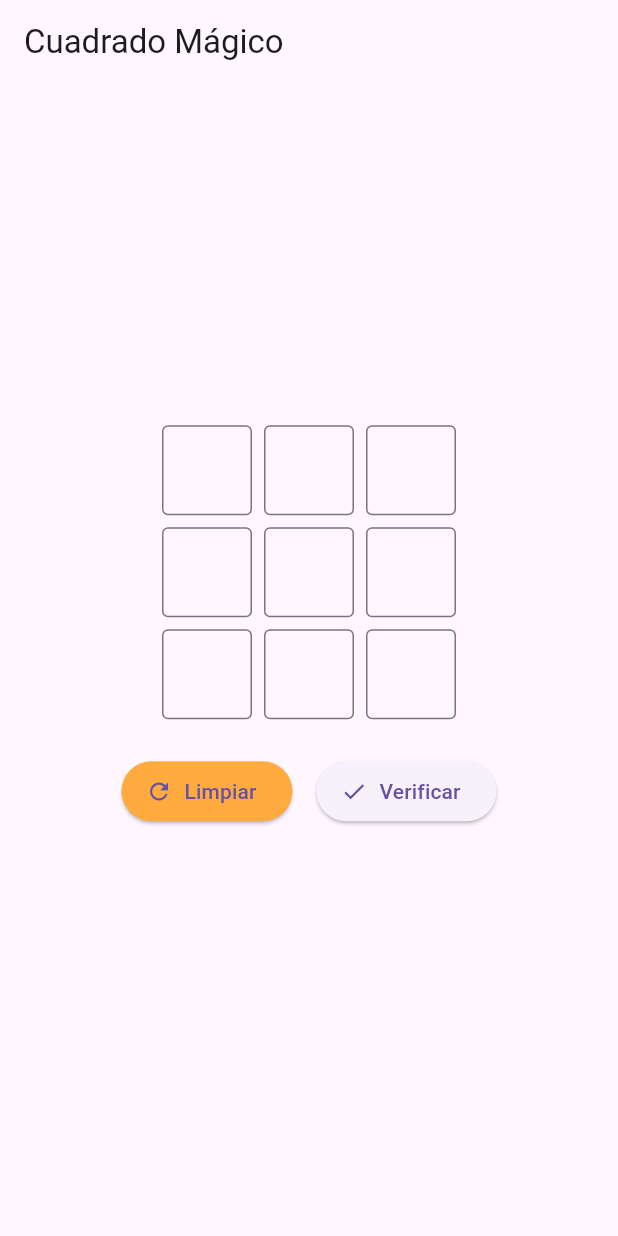
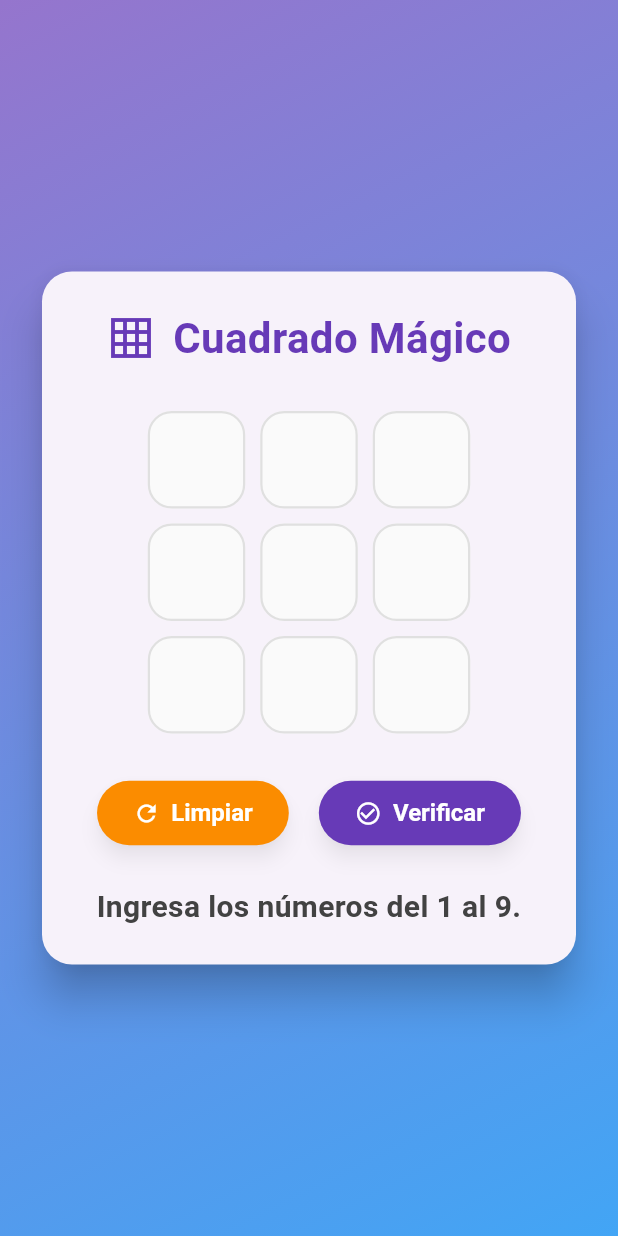
Before and after one commit to luisJavieralvare/aplicaci-n-flutter, a Flutter app: the screen it shows after launch, on a phone screen of 412 x 824 dp. Run offline on Flutter 3.47's test engine with Material 3 defaults, Android fonts, the phone set to English and light mode, and no system bars; our stand-ins replace google_fonts; Roboto replaces fonts that are missing (Questrial).

Commit message:
UI  mejoras

```diff
--- a/flutter_application_3/lib/main.dart
+++ b/flutter_application_3/lib/main.dart
@@ -1,175 +1,335 @@
 import 'package:flutter/material.dart';
+import 'package:flutter/services.dart';
+import 'package:google_fonts/google_fonts.dart'; // Importación para fuentes personalizadas
 
 void main() {
   runApp(MyApp());
 }
 
 class MyApp extends StatelessWidget {
+  const MyApp({super.key});
+
   @override
   Widget build(BuildContext context) {
-    return MaterialApp(title: 'Cuadrado Mágico', home: MagicSquarePage());
+    return MaterialApp(
+      title: 'Cuadrado Mágico',
+      theme: ThemeData(
+        primarySwatch: Colors.deepPurple,
+        visualDensity: VisualDensity.adaptivePlatformDensity,
+      ),
+      home: MagicSquarePage(),
+    );
   }
 }
 
 class MagicSquarePage extends StatefulWidget {
+  const MagicSquarePage({super.key});
+
   @override
   _MagicSquarePageState createState() => _MagicSquarePageState();
 }
 
-class _MagicSquarePageState extends State<MagicSquarePage> {
-  List<List<TextEditingController>> controllers = List.generate(
+// MEJORA: Se añade 'SingleTickerProviderStateMixin' para manejar animaciones.
+class _MagicSquarePageState extends State<MagicSquarePage>
+    with SingleTickerProviderStateMixin {
+  final List<List<TextEditingController>> controllers = List.generate(
     3,
     (_) => List.generate(3, (_) => TextEditingController()),
   );
-  String result = '';
+  String result = 'Ingresa los números del 1 al 9.';
 
-  // --- NUEVA FUNCIÓN PARA LIMPIAR EL TABLERO ---
+  // MEJORA: Controladores de animación para la aparición de la cuadrícula.
+  late AnimationController _animationController;
+  late List<Animation<double>> _animations;
+
+  @override
+  void initState() {
+    super.initState();
+    _animationController = AnimationController(
+      vsync: this,
+      duration: Duration(milliseconds: 800),
+    );
+
+    _animations = List.generate(9, (index) {
+      return Tween<double>(begin: 0.0, end: 1.0).animate(
+        CurvedAnimation(
+          parent: _animationController,
+          curve: Interval(0.1 * index, 1.0, curve: Curves.easeOut),
+        ),
+      );
+    });
+
+    _animationController.forward();
+  }
+
+  @override
+  void dispose() {
+    _animationController.dispose();
+    for (var row in controllers) {
+      for (var controller in row) {
+        controller.dispose();
+      }
+    }
+    super.dispose();
+  }
+
+
   void resetSquare() {
     setState(() {
       for (var row in controllers) {
         for (var controller in row) {
-          controller.clear(); // Limpia cada campo de texto
+          controller.clear();
         }
       }
-      result = ''; // Limpia el mensaje de resultado
+      result = 'Ingresa los números del 1 al 9.';
+      _animationController.reset(); // Reinicia la animación
+      _animationController.forward(); // La ejecuta de nuevo
     });
   }
-  // ---------------------------------------------
 
   bool validateMagicSquare(List<List<int>> square) {
+    const int magicSum = 15;
     int n = square.length;
-    // La suma mágica para un cuadrado de 3x3 con números del 1 al 9 siempre es 15.
-    // Usar un valor fijo es más robusto que calcularlo de la primera fila.
-    int magicSum = 15;
 
-    // Verificar filas
     for (var row in square) {
-      if (row.reduce((a, b) => a + b) != magicSum) {
-        return false;
+      if (row.reduce((a, b) => a + b) != magicSum) return false;
     }
-    }
-
-    // Verificar columnas
     for (int col = 0; col < n; col++) {
       int columnSum = 0;
       for (int row = 0; row < n; row++) {
         columnSum += square[row][col];
       }
-      if (columnSum != magicSum) {
-        return false;
+      if (columnSum != magicSum) return false;
     }
-    }
-
-    // Verificar diagonales
     int diagonalSum1 = 0;
     int diagonalSum2 = 0;
-
     for (int i = 0; i < n; i++) {
       diagonalSum1 += square[i][i];
       diagonalSum2 += square[i][n - 1 - i];
     }
-
     return diagonalSum1 == magicSum && diagonalSum2 == magicSum;
   }
 
   void checkMagicSquare() {
     List<List<int>> square = [];
-
     for (var row in controllers) {
       List<int> rowValues = [];
       for (var controller in row) {
-        rowValues.add(int.tryParse(controller.text) ?? 0);
+        if (controller.text.isEmpty) {
+          setState(() => result = 'Por favor, llena todas las casillas.');
+          return;
+        }
+        rowValues.add(int.parse(controller.text));
       }
       square.add(rowValues);
     }
-
-    Set<int> uniqueNumbers = square.expand((x) => x).toSet();
-
+    Set<int> uniqueNumbers = square.expand((row) => row).toSet();
     if (uniqueNumbers.length == 9 &&
         uniqueNumbers.every((num) => num >= 1 && num <= 9)) {
-      setState(() {
-        result = validateMagicSquare(square)
-            ? '¡Es un cuadrado mágico!'
-            : 'No es un cuadrado mágico.';
-      });
+      setState(() => result = validateMagicSquare(square)
+          ? '🎉 ¡Es un cuadrado mágico! 🎉'
+          : '❌ No es un cuadrado mágico. ❌');
     } else {
-      setState(() {
-        result = 'Debes usar los números del 1 al 9 sin repeticiones.';
-      });
+      setState(() => result = '⚠️ Debes usar los números del 1 al 9, una sola vez. ⚠️');
     }
+  }
+
+  Color _getResultColor() {
+    if (result.contains('🎉')) return Colors.green.shade800;
+    if (result.contains('❌') || result.contains('⚠️')) return Colors.red.shade800;
+    return Colors.grey.shade800;
   }
 
   @override
   Widget build(BuildContext context) {
     return Scaffold(
-      appBar: AppBar(title: Text('Cuadrado Mágico')),
-      body: Padding(
-        padding: const EdgeInsets.all(16.0),
+      body: Container(
+        // MEJORA: Fondo con gradiente para un look más moderno.
+        decoration: BoxDecoration(
+          gradient: LinearGradient(
+            colors: [Colors.deepPurple.shade300, Colors.blue.shade400],
+            begin: Alignment.topLeft,
+            end: Alignment.bottomRight,
+          ),
+        ),
+        child: Center(
+          child: SingleChildScrollView(
+            child: Padding(
+              padding: const EdgeInsets.symmetric(horizontal: 24.0),
+              // MEJORA: Se usa una Card para crear un efecto de relieve (neumorfismo).
+              child: Card(
+                elevation: 12,
+                shape: RoundedRectangleBorder(borderRadius: BorderRadius.circular(20)),
+                child: Padding(
+                  padding: const EdgeInsets.all(24.0),
                   child: Column(
-          mainAxisAlignment: MainAxisAlignment.center,
+                    mainAxisSize: MainAxisSize.min,
                     children: [
-            // El GridView se mantiene igual
-            for (int i = 0; i < 3; i++)
-              Padding(
-                padding: const EdgeInsets.symmetric(vertical: 4.0),
-                child: Row(
-                  mainAxisAlignment: MainAxisAlignment.center,
-                  children: [
-                    for (int j = 0; j < 3; j++)
-                      Padding(
-                        padding: const EdgeInsets.symmetric(horizontal: 4.0),
-                        child: SizedBox(
-                          width: 60,
-                          height: 60,
-                          child: TextField(
-                            controller: controllers[i][j],
-                            keyboardType: TextInputType.number,
-                            textAlign: TextAlign.center,
-                            style: TextStyle(
-                              fontSize: 22,
-                              fontWeight: FontWeight.bold,
-                            ),
-                            decoration: InputDecoration(
-                              border: OutlineInputBorder(),
+                      _buildHeader(),
+                      SizedBox(height: 24),
+                      _buildMagicSquareGrid(),
+                      SizedBox(height: 24),
+                      _buildActionButtons(),
+                      SizedBox(height: 24),
+                      _buildResultText(),
+                    ],
                   ),
                 ),
               ),
             ),
-                  ],
           ),
         ),
-            SizedBox(height: 20),
+      ),
+    );
+  }
 
-            // --- FILA DE BOTONES MODIFICADA ---
-            Row(
+  // MEJORA: Widget para el encabezado de la tarjeta.
+  Widget _buildHeader() {
+    return Row(
       mainAxisAlignment: MainAxisAlignment.center,
       children: [
-                // Botón para Limpiar
-                ElevatedButton.icon(
-                  icon: Icon(Icons.refresh),
-                  label: Text('Limpiar'),
-                  onPressed: resetSquare, // Llama a la nueva función
-                  style: ElevatedButton.styleFrom(
-                    backgroundColor: Colors.orangeAccent,
+        Icon(Icons.grid_on_sharp, color: Colors.deepPurple, size: 32),
+        SizedBox(width: 12),
+        Text(
+          'Cuadrado Mágico',
+          // MEJORA: Fuente personalizada para el título.
+          style: GoogleFonts.questrial(
+            fontSize: 28,
+            fontWeight: FontWeight.bold,
+            color: Colors.deepPurple,
           ),
         ),
-                SizedBox(width: 16), // Espacio entre botones
-                // Tu botón original
-                ElevatedButton.icon(
-                  icon: Icon(Icons.check),
-                  label: Text('Verificar'),
+      ],
+    );
+  }
+
+  // MEJORA: La cuadrícula ahora tiene una animación de entrada.
+  Widget _buildMagicSquareGrid() {
+    int cellIndex = 0;
+    return Column(
+      children: List.generate(3, (i) {
+        return Padding(
+          padding: const EdgeInsets.symmetric(vertical: 5.0),
+          child: Row(
+            mainAxisAlignment: MainAxisAlignment.center,
+            children: List.generate(3, (j) {
+              final int index = cellIndex++;
+              return FadeTransition(
+                opacity: _animations[index],
+                child: SlideTransition(
+                  position: _animations[index].drive(
+                    Tween<Offset>(begin: Offset(0, 0.5), end: Offset.zero)
+                  ),
+                  child: Padding(
+                    padding: const EdgeInsets.symmetric(horizontal: 5.0),
+                    child: _buildGridCell(controllers[i][j]),
+                  ),
+                ),
+              );
+            }),
+          ),
+        );
+      }),
+    );
+  }
+
+  // MEJORA: Widget individual para cada celda, con mejor estilo.
+  Widget _buildGridCell(TextEditingController controller) {
+    return SizedBox(
+      width: 65,
+      height: 65,
+      child: TextField(
+        controller: controller,
+        inputFormatters: [
+          LengthLimitingTextInputFormatter(1),
+          FilteringTextInputFormatter.digitsOnly,
+        ],
+        keyboardType: TextInputType.number,
+        textAlign: TextAlign.center,
+        style: TextStyle(
+          fontSize: 32,
+          fontWeight: FontWeight.bold,
+          color: Colors.deepPurple.shade700,
+        ),
+        decoration: InputDecoration(
+          border: OutlineInputBorder(
+            borderRadius: BorderRadius.circular(16),
+            borderSide: BorderSide(color: Colors.grey.shade300),
+          ),
+          enabledBorder: OutlineInputBorder(
+            borderRadius: BorderRadius.circular(16),
+            borderSide: BorderSide(color: Colors.grey.shade300, width: 1.5),
+          ),
+          focusedBorder: OutlineInputBorder(
+            borderRadius: BorderRadius.circular(16),
+            borderSide: BorderSide(color: Colors.deepPurple, width: 2.5),
+          ),
+          filled: true,
+          fillColor: Colors.grey.shade50,
+        ),
+      ),
+    );
+  }
+
+  // MEJORA: Botones con estilo mejorado y animación al presionar.
+  Widget _buildActionButtons() {
+    return Row(
+      mainAxisAlignment: MainAxisAlignment.center,
+      children: [
+        _buildStyledButton(
+          icon: Icons.refresh,
+          label: 'Limpiar',
+          onPressed: resetSquare,
+          color: Colors.orange.shade600,
+        ),
+        SizedBox(width: 20),
+        _buildStyledButton(
+          icon: Icons.check_circle_outline,
+          label: 'Verificar',
           onPressed: checkMagicSquare,
+          color: Colors.deepPurple,
         ),
       ],
+    );
+  }
+
+  Widget _buildStyledButton({
+    required IconData icon,
+    required String label,
+    required VoidCallback onPressed,
+    required Color color,
+  }) {
+    return ElevatedButton.icon(
+      icon: Icon(icon),
+      label: Text(label),
+      onPressed: onPressed,
+      style: ElevatedButton.styleFrom(
+        backgroundColor: color,
+        foregroundColor: Colors.white,
+        padding: EdgeInsets.symmetric(horizontal: 24, vertical: 12),
+        textStyle: TextStyle(fontSize: 16, fontWeight: FontWeight.bold),
+        shape: RoundedRectangleBorder(borderRadius: BorderRadius.circular(30)),
+        elevation: 5,
+        shadowColor: Colors.black.withOpacity(0.3),
       ),
+    );
+  }
 
-            // ----------------------------------
-            SizedBox(height: 20),
-            Text(
+  // MEJORA: Widget para el texto de resultado con animación.
+  Widget _buildResultText() {
+    return AnimatedSwitcher(
+      duration: Duration(milliseconds: 300),
+      transitionBuilder: (Widget child, Animation<double> animation) {
+        return FadeTransition(opacity: animation, child: child);
+      },
+      child: Text(
         result,
-              style: TextStyle(fontSize: 20, fontWeight: FontWeight.bold),
-            ),
-          ],
+        key: ValueKey<String>(result), // Necesario para que AnimatedSwitcher funcione
+        textAlign: TextAlign.center,
+        style: TextStyle(
+          fontSize: 20,
+          fontWeight: FontWeight.bold,
+          color: _getResultColor(),
         ),
       ),
     );
--- a/flutter_application_3/pubspec.yaml
+++ b/flutter_application_3/pubspec.yaml
@@ -9,6 +9,7 @@ environment:
 dependencies:
   flutter:
     sdk: flutter
+  google_fonts: ^6.2.1
 
 dev_dependencies:
   flutter_test:
```
Also changed, not shown: flutter_application_3/pubspec.lock, 1 other file. Lines whose indentation alone changed are shown as unchanged.
